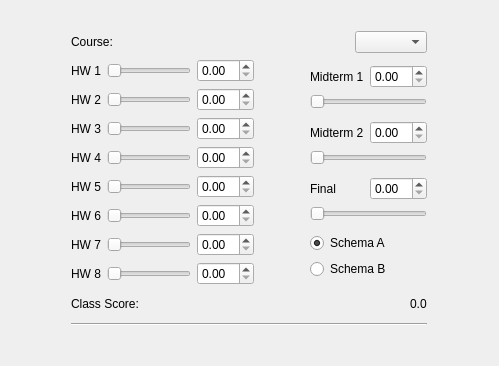
Above: Documents/grade_calculator/grade_calculator.ui from cleggct/grade_calculator before the change. Below: the same form after it.
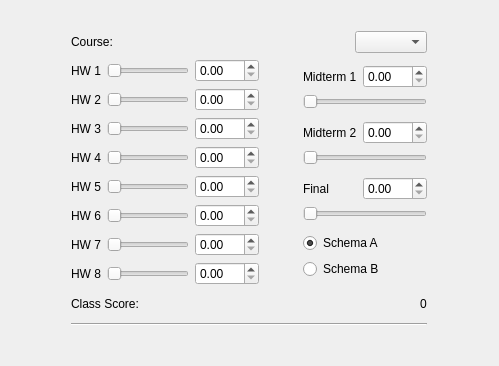
That is the form after the change.

Commit message: Made sliders and spinners responsive

The edit to the form file:
```diff
--- a/Documents/grade_calculator/grade_calculator.ui
+++ b/Documents/grade_calculator/grade_calculator.ui
@@ -69,13 +69,20 @@
           </item>
           <item>
            <widget class="QSlider" name="hw1Slider">
+            <property name="maximum">
+             <number>100</number>
+            </property>
             <property name="orientation">
              <enum>Qt::Horizontal</enum>
             </property>
            </widget>
           </item>
           <item>
-           <widget class="QDoubleSpinBox" name="hw1Box"/>
+           <widget class="QDoubleSpinBox" name="hw1Box">
+            <property name="maximum">
+             <double>100.000000000000000</double>
+            </property>
+           </widget>
           </item>
          </layout>
         </item>
@@ -90,13 +97,20 @@
           </item>
           <item>
            <widget class="QSlider" name="hw2Slider">
+            <property name="maximum">
+             <number>100</number>
+            </property>
             <property name="orientation">
              <enum>Qt::Horizontal</enum>
             </property>
            </widget>
           </item>
           <item>
-           <widget class="QDoubleSpinBox" name="hw2Box"/>
+           <widget class="QDoubleSpinBox" name="hw2Box">
+            <property name="maximum">
+             <double>100.000000000000000</double>
+            </property>
+           </widget>
           </item>
          </layout>
         </item>
@@ -111,13 +125,20 @@
           </item>
           <item>
            <widget class="QSlider" name="hw3Slider">
+            <property name="maximum">
+             <number>100</number>
+            </property>
             <property name="orientation">
              <enum>Qt::Horizontal</enum>
             </property>
            </widget>
           </item>
           <item>
-           <widget class="QDoubleSpinBox" name="hw3Box"/>
+           <widget class="QDoubleSpinBox" name="hw3Box">
+            <property name="maximum">
+             <double>100.000000000000000</double>
+            </property>
+           </widget>
           </item>
          </layout>
         </item>
@@ -132,13 +153,20 @@
           </item>
           <item>
            <widget class="QSlider" name="hw4Slider">
+            <property name="maximum">
+             <number>100</number>
+            </property>
             <property name="orientation">
              <enum>Qt::Horizontal</enum>
             </property>
            </widget>
           </item>
           <item>
-           <widget class="QDoubleSpinBox" name="hw4Box"/>
+           <widget class="QDoubleSpinBox" name="hw4Box">
+            <property name="maximum">
+             <double>100.000000000000000</double>
+            </property>
+           </widget>
           </item>
          </layout>
         </item>
@@ -153,13 +181,20 @@
           </item>
           <item>
            <widget class="QSlider" name="hw5Slider">
+            <property name="maximum">
+             <number>100</number>
+            </property>
             <property name="orientation">
              <enum>Qt::Horizontal</enum>
             </property>
            </widget>
           </item>
           <item>
-           <widget class="QDoubleSpinBox" name="hw5Box"/>
+           <widget class="QDoubleSpinBox" name="hw5Box">
+            <property name="maximum">
+             <double>100.000000000000000</double>
+            </property>
+           </widget>
           </item>
          </layout>
         </item>
@@ -174,13 +209,20 @@
           </item>
           <item>
            <widget class="QSlider" name="hw6Slider">
+            <property name="maximum">
+             <number>100</number>
+            </property>
             <property name="orientation">
              <enum>Qt::Horizontal</enum>
             </property>
            </widget>
           </item>
           <item>
-           <widget class="QDoubleSpinBox" name="hw6Box"/>
+           <widget class="QDoubleSpinBox" name="hw6Box">
+            <property name="maximum">
+             <double>100.000000000000000</double>
+            </property>
+           </widget>
           </item>
          </layout>
         </item>
@@ -195,13 +237,20 @@
           </item>
           <item>
            <widget class="QSlider" name="hw7Slider">
+            <property name="maximum">
+             <number>100</number>
+            </property>
             <property name="orientation">
              <enum>Qt::Horizontal</enum>
             </property>
            </widget>
           </item>
           <item>
-           <widget class="QDoubleSpinBox" name="hw7Box"/>
+           <widget class="QDoubleSpinBox" name="hw7Box">
+            <property name="maximum">
+             <double>100.000000000000000</double>
+            </property>
+           </widget>
           </item>
          </layout>
         </item>
@@ -216,13 +265,20 @@
           </item>
           <item>
            <widget class="QSlider" name="hw8Slider">
+            <property name="maximum">
+             <number>100</number>
+            </property>
             <property name="orientation">
              <enum>Qt::Horizontal</enum>
             </property>
            </widget>
           </item>
           <item>
-           <widget class="QDoubleSpinBox" name="hw8Box"/>
+           <widget class="QDoubleSpinBox" name="hw8Box">
+            <property name="maximum">
+             <double>100.000000000000000</double>
+            </property>
+           </widget>
           </item>
          </layout>
         </item>
@@ -255,12 +311,19 @@
              </widget>
             </item>
             <item>
-             <widget class="QDoubleSpinBox" name="midterm1Box"/>
+             <widget class="QDoubleSpinBox" name="midterm1Box">
+              <property name="maximum">
+               <double>100.000000000000000</double>
+              </property>
+             </widget>
             </item>
            </layout>
           </item>
           <item>
            <widget class="QSlider" name="midterm1Slider">
+            <property name="maximum">
+             <number>100</number>
+            </property>
             <property name="orientation">
              <enum>Qt::Horizontal</enum>
             </property>
@@ -280,12 +343,19 @@
              </widget>
             </item>
             <item>
-             <widget class="QDoubleSpinBox" name="midterm2Box"/>
+             <widget class="QDoubleSpinBox" name="midterm2Box">
+              <property name="maximum">
+               <double>100.000000000000000</double>
+              </property>
+             </widget>
             </item>
            </layout>
           </item>
           <item>
            <widget class="QSlider" name="midterm2Slider">
+            <property name="maximum">
+             <number>100</number>
+            </property>
             <property name="orientation">
              <enum>Qt::Horizontal</enum>
             </property>
@@ -305,12 +375,19 @@
              </widget>
             </item>
             <item>
-             <widget class="QDoubleSpinBox" name="finalBox"/>
+             <widget class="QDoubleSpinBox" name="finalBox">
+              <property name="maximum">
+               <double>100.000000000000000</double>
+              </property>
+             </widget>
             </item>
            </layout>
           </item>
           <item>
            <widget class="QSlider" name="finalSlider">
+            <property name="maximum">
+             <number>100</number>
+            </property>
             <property name="orientation">
              <enum>Qt::Horizontal</enum>
             </property>
@@ -368,7 +445,7 @@
       <item>
        <widget class="QLabel" name="numberLabel">
         <property name="text">
-         <string>0.0</string>
+         <string>0</string>
         </property>
        </widget>
       </item>
```
The commit also changes 2 other files.
